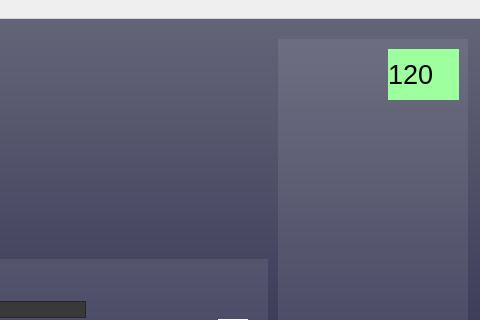
Qt form pttvj/mainwindow.ui (monptt/pttvj) before a commit; both pictures show x 322 to 802 and y 0 to 320 of the 802 by 673 pixel window.
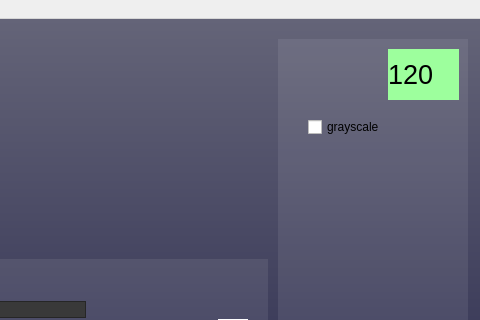
The same form after that commit.

Commit message: grayscaleの準備

The edit to the form file:
```diff
--- a/pttvj/mainwindow.ui
+++ b/pttvj/mainwindow.ui
@@ -262,6 +262,25 @@
       <string>120</string>
      </property>
     </widget>
+    <widget class="QCheckBox" name="checkGrayscale">
+     <property name="geometry">
+      <rect>
+       <x>30</x>
+       <y>80</y>
+       <width>75</width>
+       <height>16</height>
+      </rect>
+     </property>
+     <property name="text">
+      <string>grayscale</string>
+     </property>
+     <property name="iconSize">
+      <size>
+       <width>16</width>
+       <height>16</height>
+      </size>
+     </property>
+    </widget>
    </widget>
   </widget>
   <widget class="QMenuBar" name="menubar">
```
The commit also changes 8 other files.
